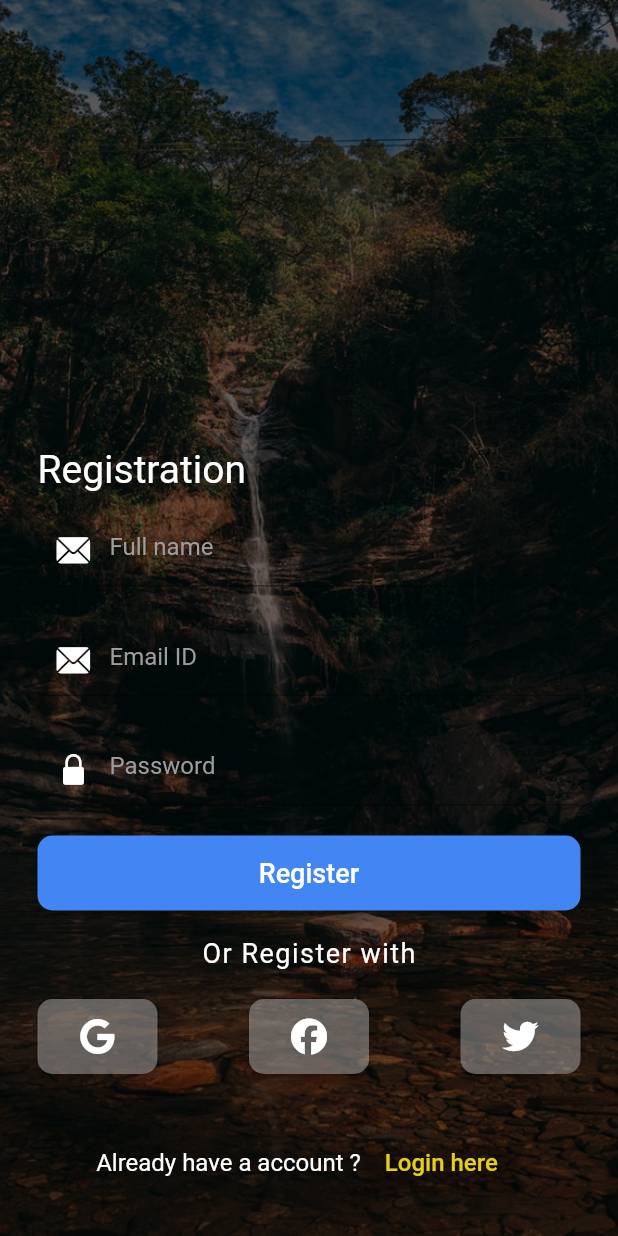
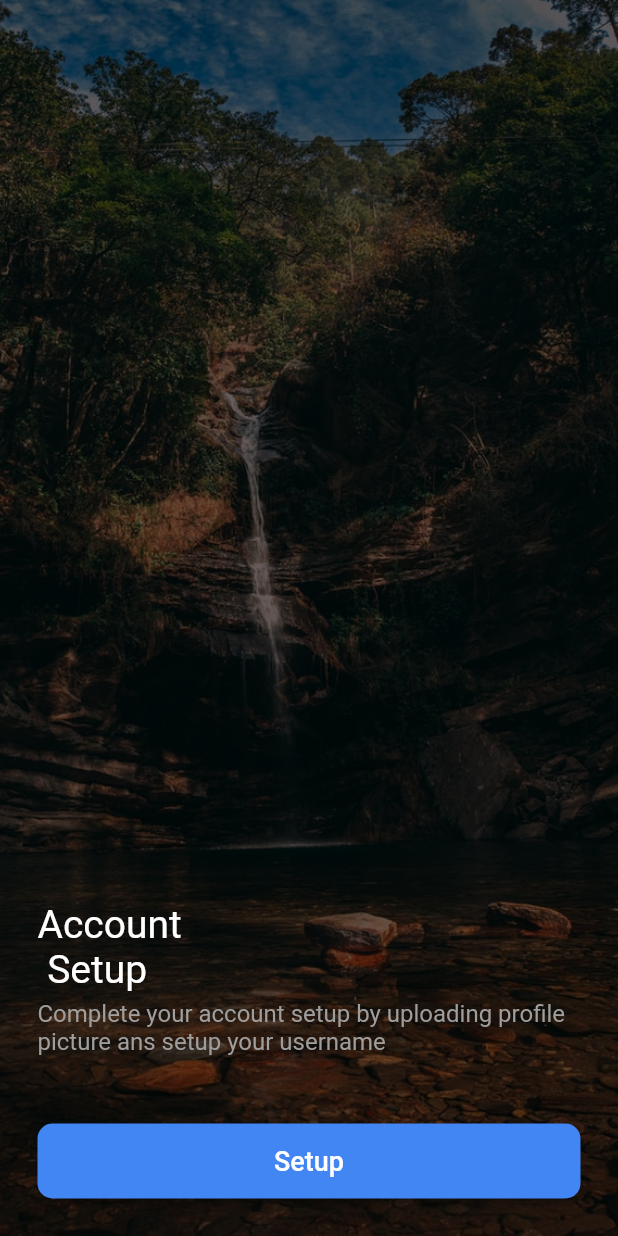
Before and after one commit to SOUMYA-CODING/Uttarakhand-Tourism, a Flutter app: the LoginScreen screen opened by its route, after a tap on "Register here", on a phone screen of 412 x 824 dp. Run offline on Flutter 3.47's test engine with Material 2 defaults, Android fonts, the phone set to English and light mode, and no system bars; our stand-ins replace font_awesome_flutter, google_fonts; Roboto replaces fonts that are missing (Alfa Slab One).

Commit message:
Uttarakhand Tourism App

```diff
--- a/lib/authentication_section/authentication_screen.dart
+++ b/lib/authentication_section/authentication_screen.dart
@@ -197,7 +197,7 @@ class _LoginScreenState extends State<LoginScreen> {
                               context,
                               MaterialPageRoute(
                                   builder: (context) =>
-                                      const RegistrationScreen()));
+                                      const AccountSetupScreen()));
                         },
                         style: ButtonStyle(
                           backgroundColor:
@@ -576,3 +576,86 @@ class _OtpScreenState extends State<OtpScreen> {
     );
   }
 }
+
+// Account Setup Screen
+class AccountSetupScreen extends StatefulWidget {
+  const AccountSetupScreen({Key? key}) : super(key: key);
+
+  @override
+  State<AccountSetupScreen> createState() => _AccountSetupScreenState();
+}
+
+class _AccountSetupScreenState extends State<AccountSetupScreen> {
+  @override
+  Widget build(BuildContext context) {
+    return Scaffold(
+      backgroundColor: Colors.white,
+      body: SafeArea(
+        child: Container(
+          width: double.infinity,
+          decoration: const BoxDecoration(
+            color: Color(0xFF000000),
+            image: DecorationImage(
+              image: AssetImage('assets/img_three.jpg'),
+              fit: BoxFit.cover,
+              repeat: ImageRepeat.noRepeat,
+              colorFilter: ColorFilter.mode(
+                  Color.fromRGBO(255, 255, 255, 0.4), BlendMode.dstATop),
+            ),
+          ),
+          child: Form(
+            child: Padding(
+              padding: const EdgeInsets.all(25.0),
+              child: Column(
+                crossAxisAlignment: CrossAxisAlignment.start,
+                mainAxisAlignment: MainAxisAlignment.end,
+                children: [
+                  Text(
+                    'Account\n Setup',
+                    style: GoogleFonts.getFont('Alfa Slab One',
+                        color: Colors.white, fontSize: 26.0),
+                  ),
+                  const SizedBox(
+                    height: 5.0,
+                  ),
+                  const Text(
+                    'Complete your account setup by uploading profile picture ans setup your username',
+                    style: TextStyle(
+                      color: Colors.grey,
+                      fontSize: 16.0,
+                    ),
+                  ),
+                  const SizedBox(
+                    height: 45.0,
+                  ),
+                  SizedBox(
+                    height: 50.0,
+                    width: double.infinity,
+                    child: ElevatedButton(
+                      onPressed: () {},
+                      style: ButtonStyle(
+                        backgroundColor:
+                            MaterialStateProperty.all(const Color(0xFF4286F4)),
+                        shape: MaterialStateProperty.all(
+                          RoundedRectangleBorder(
+                            borderRadius: BorderRadius.circular(10.0),
+                          ),
+                        ),
+                      ),
+                      child: const Text(
+                        'Setup',
+                        style: TextStyle(
+                          fontSize: 18.0,
+                        ),
+                      ),
+                    ),
+                  ),
+                ],
+              ),
+            ),
+          ),
+        ),
+      ),
+    );
+  }
+}
--- a/lib/main.dart
+++ b/lib/main.dart
@@ -13,6 +13,7 @@ void main() {
         '/login_screen': (context) => const LoginScreen(),
         '/registration_screen': (context) => const RegistrationScreen(),
         '/otp_screen': (context) => const OtpScreen(),
+        '/account_setup_screen': (context) => const AccountSetupScreen(),
       },
     ),
   );
```
